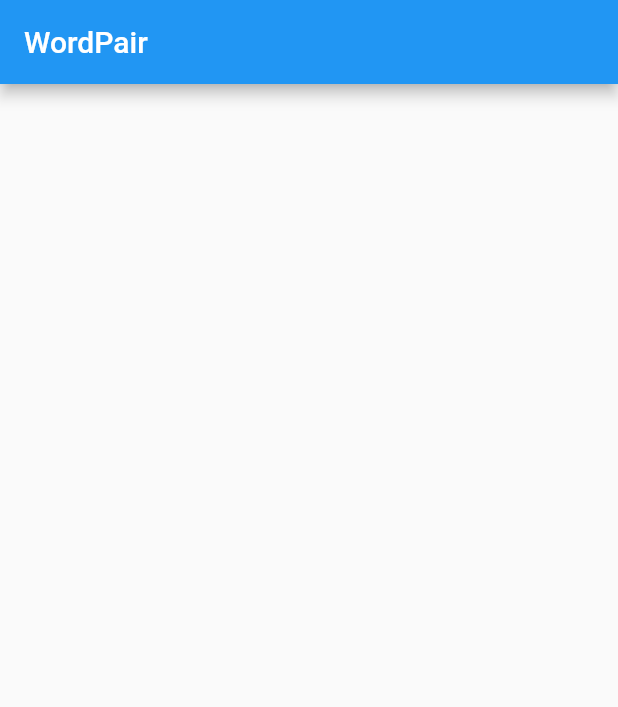
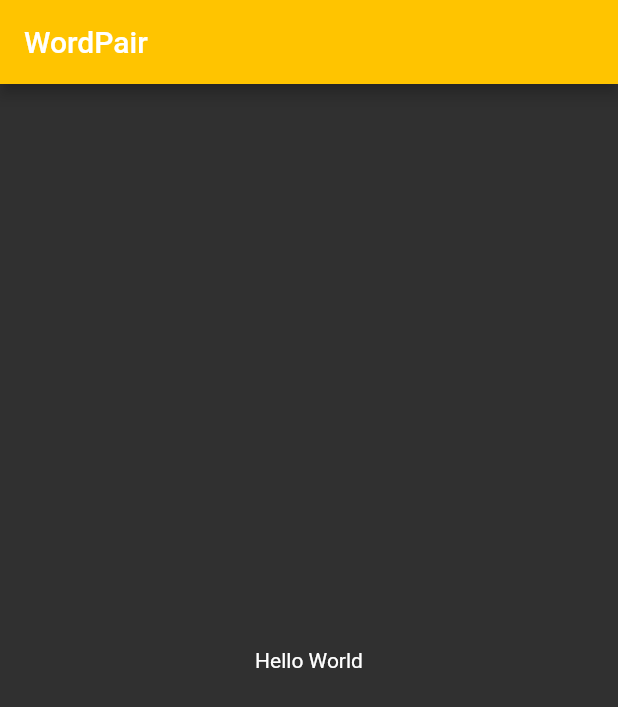
Before and after one commit to Mohammad-Abdul-Ghafour/First-Flutter-App, a Flutter app: the screen it shows after launch, on a phone screen of 412 x 824 dp. Shown: the top 707 px of the screen. Run offline on Flutter 3.47's test engine with Material 2 defaults, Android fonts, the phone set to English and light mode, and no system bars.

Commit message:
Test some Style

```diff
--- a/lib/main.dart
+++ b/lib/main.dart
@@ -6,9 +6,17 @@ class MyApp extends StatelessWidget {
   @override
   Widget build(BuildContext context) {
     return MaterialApp(
-        theme: ThemeData(primaryColor: Colors.purple[100]),
+        theme: ThemeData(
+          brightness: Brightness.dark,
+        ),
         home: Scaffold(
-          appBar: AppBar(title: Text("WordPair")),
+          appBar: AppBar(
+            title: const Text("WordPair"),
+            backgroundColor: Colors.amberAccent[400],
+          ),
+          body: const Center(
+            child: Text('Hello World'),
+          ),
         ));
   }
 }
```
